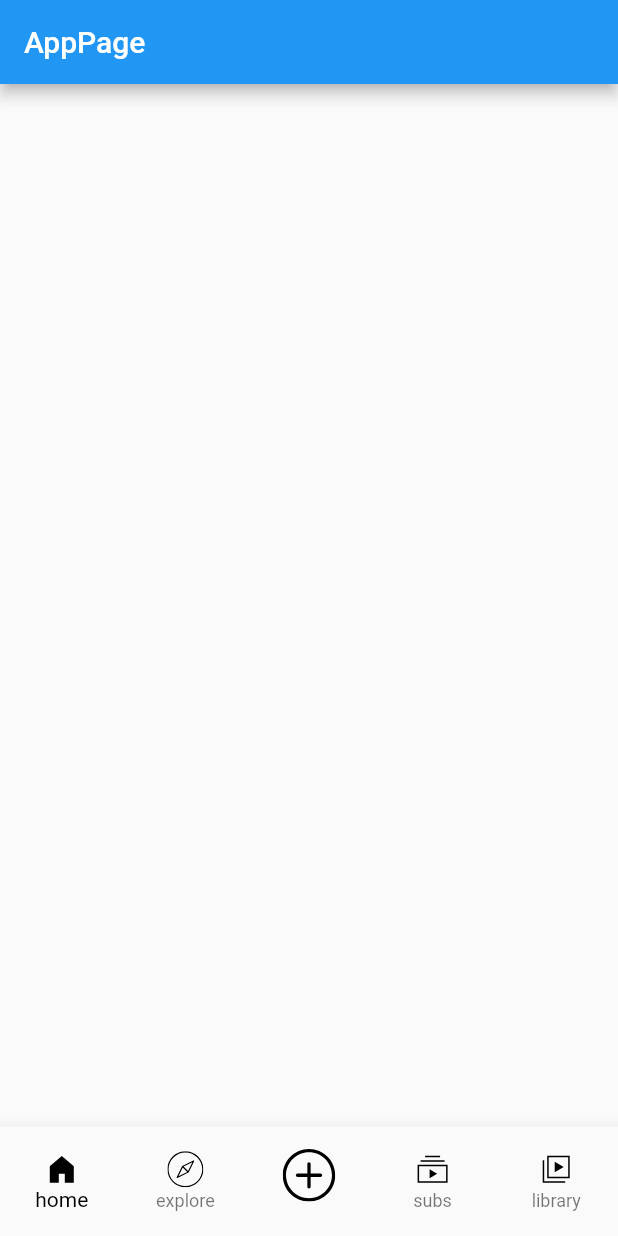
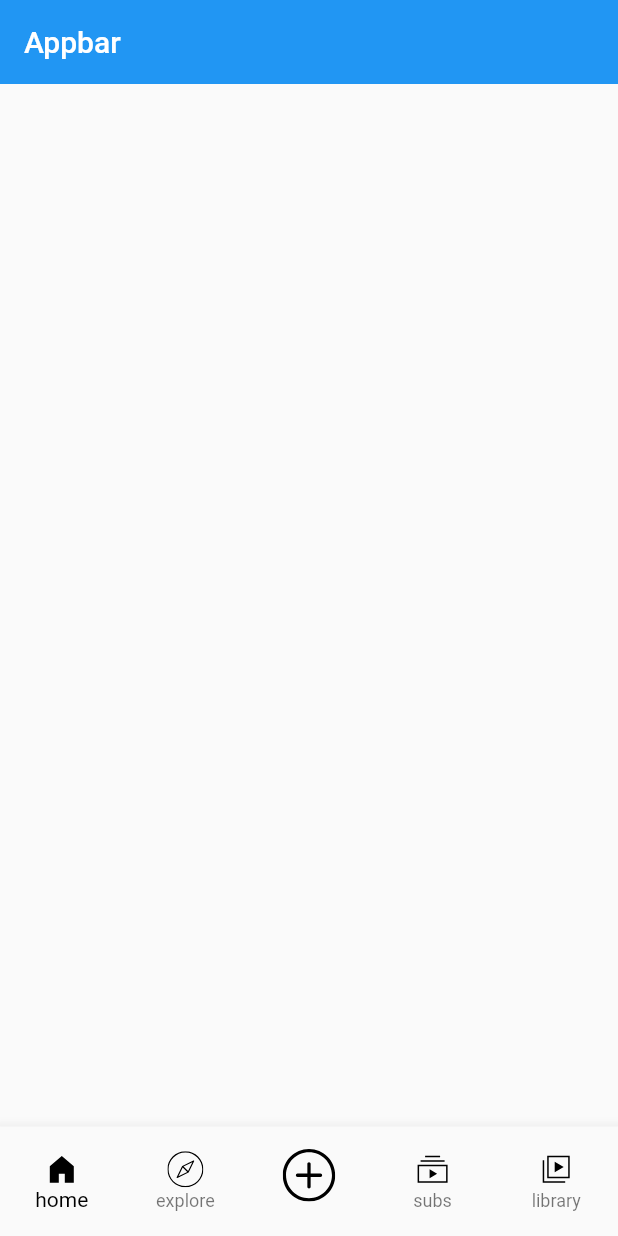
Before and after one commit to JangInHwa/getx-youtube-clone, a Flutter app: the screen it shows after launch, on a phone screen of 412 x 824 dp. Run offline on Flutter 3.47's test engine with Material 2 defaults, Android fonts, the phone set to English and light mode, and no system bars; our stand-ins replace flutter_svg, get.

Commit message:
Explore, Home, Library, Subscribe 페이지 생성 디렉터리 구조 변경 bottomsheet 구현

```diff
--- a/lib/main.dart
+++ b/lib/main.dart
@@ -1,6 +1,6 @@
 import 'package:flutter/material.dart';
 import 'package:get/get.dart';
-import 'package:youtube_clone_app/binding/init_binding.dart';
+import 'package:youtube_clone_app/src/binding/init_binding.dart';
 import 'package:youtube_clone_app/src/app.dart';
 
 void main() {
--- a/lib/src/app.dart
+++ b/lib/src/app.dart
@@ -1,7 +1,11 @@
 import 'package:flutter/material.dart';
 import 'package:get/get.dart';
 import 'package:flutter_svg/flutter_svg.dart';
-import 'package:youtube_clone_app/controller/app.dart';
+import 'package:youtube_clone_app/src/controller/app.dart';
+import 'package:youtube_clone_app/src/pages/explore.dart';
+import 'package:youtube_clone_app/src/pages/home.dart';
+import 'package:youtube_clone_app/src/pages/library.dart';
+import 'package:youtube_clone_app/src/pages/subscribe.dart';
 
 class App extends GetView<AppController> {
   const App({Key? key}) : super(key: key);
@@ -9,8 +13,20 @@ class App extends GetView<AppController> {
   @override
   Widget build(BuildContext context) {
     return Scaffold(
-      appBar: AppBar(title: const Text('AppPage')),
-      body: Container(),
+      body: Obx(
+        () {
+          if (controller.currentIndex == 0) {
+            return const HomePage();
+          } else if (controller.currentIndex == 1) {
+            return const ExplorePage();
+          } else if (controller.currentIndex == 3) {
+            return const SubscribePage();
+          } else if (controller.currentIndex == 4) {
+            return const LibraryPage();
+          }
+          return Container();
+        },
+      ),
       bottomNavigationBar: Obx(
         () => BottomNavigationBar(
           type: BottomNavigationBarType.fixed,
--- a/lib/binding/init_binding.dart
+++ b/lib/src/binding/init_binding.dart
@@ -1,5 +1,5 @@
 import 'package:get/get.dart';
-import 'package:youtube_clone_app/controller/app.dart';
+import 'package:youtube_clone_app/src/controller/app.dart';
 
 class InitBinding implements Bindings {
   @override
--- /dev/null
+++ b/lib/src/pages/home.dart
@@ -0,0 +1,29 @@
+import 'package:flutter/material.dart';
+import 'package:get/get.dart';
+
+class HomePage extends StatelessWidget {
+  const HomePage({Key? key}) : super(key: key);
+
+  @override
+  Widget build(BuildContext context) {
+    return SafeArea(
+      child: CustomScrollView(
+        slivers: [
+          SliverAppBar(
+            title: Container(
+              child: Text('Appbar'),
+            ),
+          ),
+          SliverList(
+            delegate: SliverChildBuilderDelegate(
+              (context, index) {
+                return Container();
+              },
+              childCount: 10,
+            ),
+          ),
+        ],
+      ),
+    );
+  }
+}
```
Also changed, not shown: lib/controller/app.dart (deleted, +0 -11 lines), lib/src/components/bottomsheet.dart (added, +66 -0 lines), lib/src/controller/app.dart (added, +23 -0 lines), lib/src/pages/explore.dart (added, +16 -0 lines), lib/src/pages/library.dart (added, +16 -0 lines), lib/src/pages/subscribe.dart (added, +16 -0 lines).
